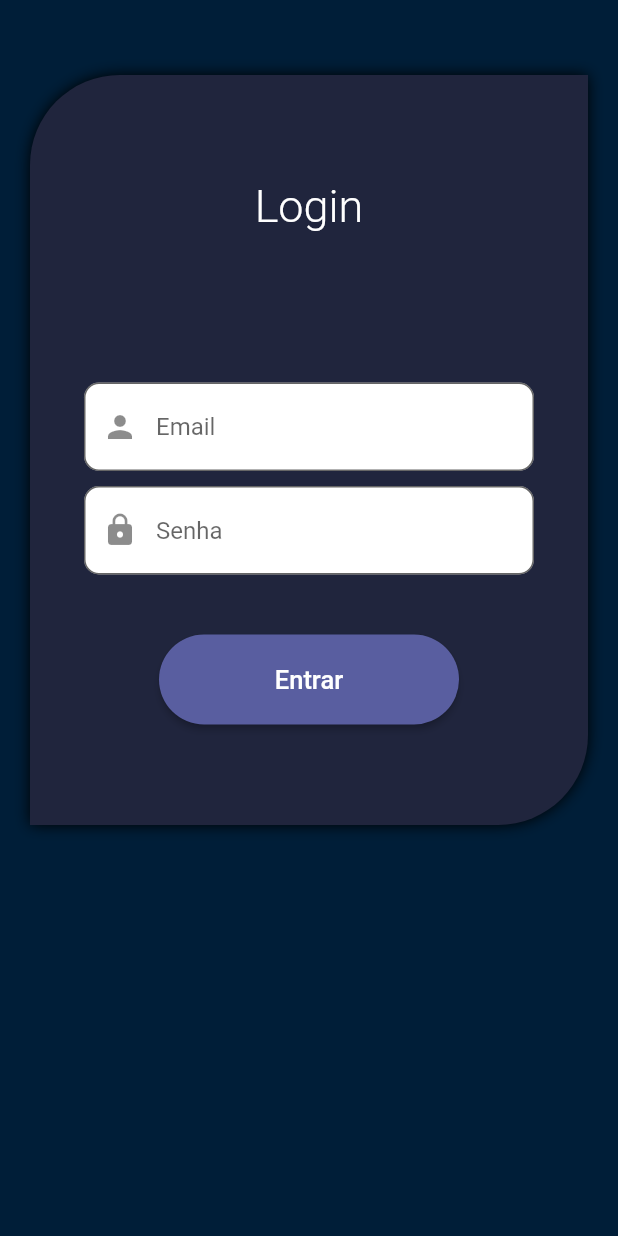
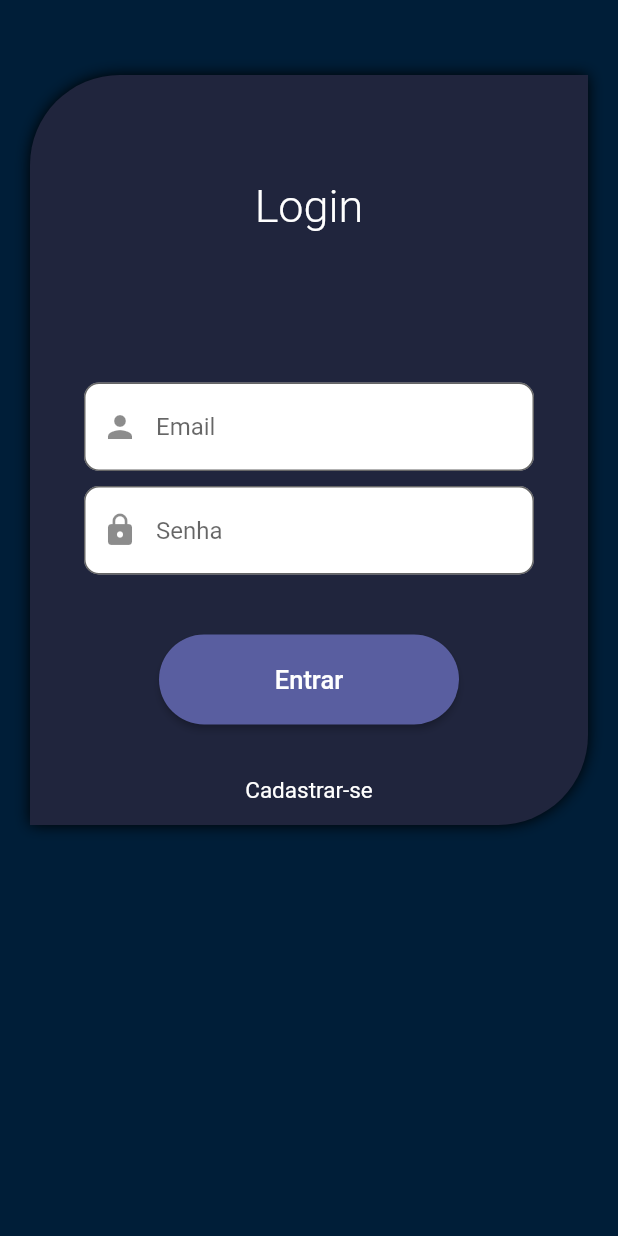
Before and after one commit to lviegas21/votacao_app, a Flutter app: the screen it shows after launch, on a phone screen of 412 x 824 dp. Run offline on Flutter 3.47's test engine with Material 2 defaults, Android fonts, the phone set to English and light mode, and no system bars; our stand-ins replace firebase_auth, firebase_core, google_sign_in; accounts and stored records are empty.

Commit message:
obscure senha, cadastrar button

```diff
--- a/lib/presenter/login/login_page.dart
+++ b/lib/presenter/login/login_page.dart
@@ -1,4 +1,5 @@
 import 'package:flutter/material.dart';
+import 'package:votacao_app/presenter/login/widget/cadastrar_button.dart';
 import 'package:votacao_app/presenter/login/widget/login_button.dart';
 import 'package:votacao_app/presenter/login/widget/text_fild.dart';
 import 'package:votacao_app/shared/componets/theme/app_color.dart';
@@ -52,11 +53,16 @@ class _LoginPageState extends State<LoginPage> {
                     height: 10,
                   ),
                   InputField(
-                      prefixIcon: const Icon(Icons.lock), hintText: "Senha"),
+                    prefixIcon: const Icon(Icons.lock),
+                    hintText: "Senha",
+                    obscureSenha: true,
+                  ),
                   const SizedBox(
                     height: 40,
                   ),
-                  const LoginButtom()
+                  const LoginButtom(),
+                  const SizedBox(height: 20),
+                  const CadastrarButton()
                 ],
               ),
             ),
--- /dev/null
+++ b/lib/presenter/login/widget/cadastrar_button.dart
@@ -0,0 +1,16 @@
+import 'package:flutter/material.dart';
+
+class CadastrarButton extends StatelessWidget {
+  const CadastrarButton({super.key});
+
+  @override
+  Widget build(BuildContext context) {
+    return TextButton(
+        onPressed: () {},
+        child: const Text(
+          "Cadastrar-se",
+          style: TextStyle(
+              fontSize: 15, color: Colors.white, fontWeight: FontWeight.w400),
+        ));
+  }
+}
--- a/lib/presenter/login/widget/text_fild.dart
+++ b/lib/presenter/login/widget/text_fild.dart
@@ -3,14 +3,17 @@ import 'package:flutter/material.dart';
 class InputField extends StatelessWidget {
   final Icon prefixIcon;
   final String hintText;
+  final bool? obscureSenha;
 
-  InputField({required this.prefixIcon, required this.hintText});
+  InputField(
+      {required this.prefixIcon, required this.hintText, this.obscureSenha});
 
   @override
   Widget build(BuildContext context) {
     return SizedBox(
       width: 300,
       child: TextField(
+        obscureText: obscureSenha ?? false,
         decoration: InputDecoration(
             prefixIcon: prefixIcon,
             hintText: hintText,
```
